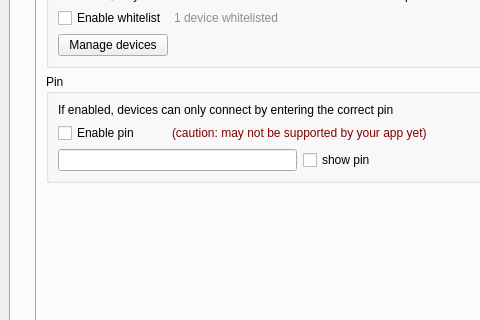
First picture: the form in Source/MacOS/RemoteControlServer/mainwindow.ui, repository Steppschuh/RemoteControlServer, before the edit; both pictures show x 0 to 480 and y 120 to 440 of the 734 by 537 pixel window.
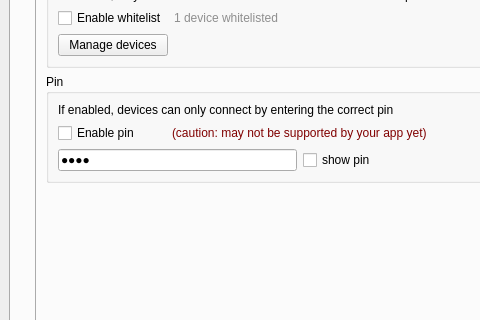
Second picture: the form after the edit. The open tabs and pages were chosen to show the change.

Commit message: connected first two tabs of ui with server

Patch:
```diff
--- a/Source/MacOS/RemoteControlServer/mainwindow.ui
+++ b/Source/MacOS/RemoteControlServer/mainwindow.ui
@@ -228,7 +228,13 @@
                <item row="2" column="0" colspan="2">
                 <widget class="QLineEdit" name="lineEdit">
                  <property name="text">
-                  <string/>
+                  <string>1234</string>
+                 </property>
+                 <property name="frame">
+                  <bool>true</bool>
+                 </property>
+                 <property name="echoMode">
+                  <enum>QLineEdit::Password</enum>
                  </property>
                 </widget>
                </item>
```
Left out of the diff: 16 changed lines with no effect on the pictures. The commit also changes 5 other files.
